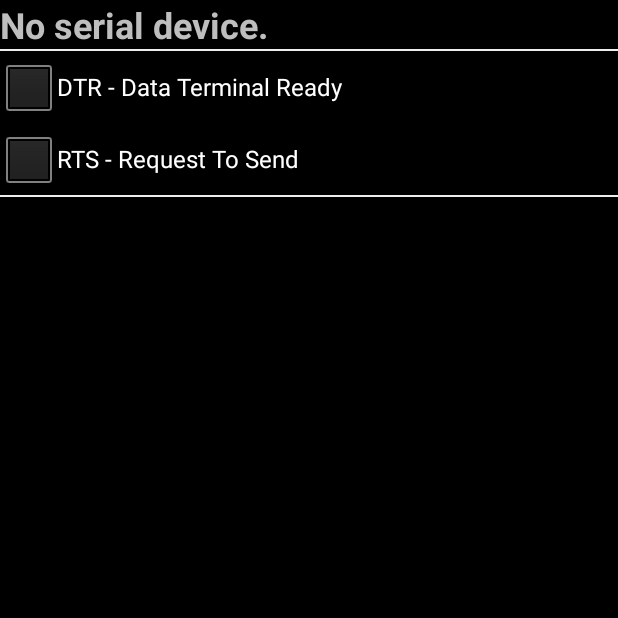
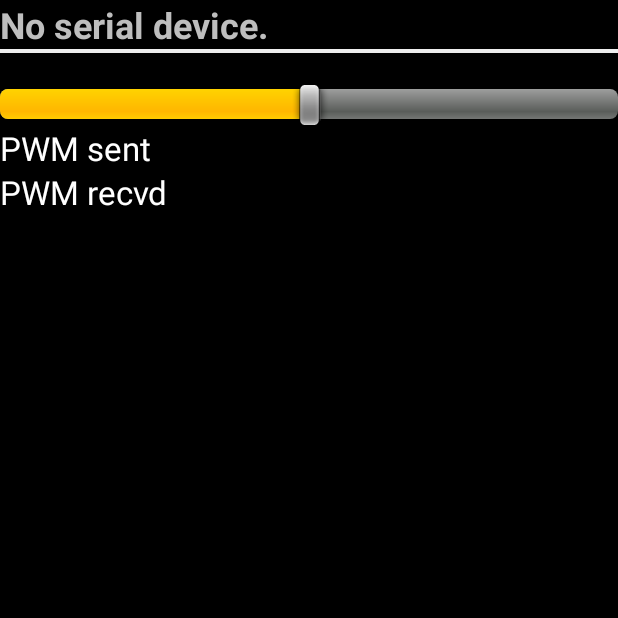
Before and after one commit to caygen/ME433, an Android app: the SerialConsoleActivity screen opened directly, with no data from a screen before it, on a phone screen of 412 x 824 dp, the top half of it. Run offline under Robolectric (Android 15) with nearby library versions, the phone set to English and light mode, and no system bars.

Commit message:
hws cont'd

```diff
--- a/hw13/usb-serial-for-android-master/usbSerialExamples/build.gradle
+++ b/hw13/usb-serial-for-android-master/usbSerialExamples/build.gradle
@@ -1,12 +1,12 @@
 apply plugin: 'com.android.application'
 
 android {
-    compileSdkVersion 19
-    buildToolsVersion "19.1"
+    compileSdkVersion 22
+    buildToolsVersion "22.0.1"
 
     defaultConfig {
         minSdkVersion 14
-        targetSdkVersion 19
+        targetSdkVersion 22
 
         testApplicationId "com.hoho.android.usbserial.examples1"
         testInstrumentationRunner "android.test.InstrumentationTestRunner"
--- a/hw13/usb-serial-for-android-master/usbSerialExamples/src/main/java/src/com/hoho/android/usbserial/examples/SerialConsoleActivity.java
+++ b/hw13/usb-serial-for-android-master/usbSerialExamples/src/main/java/src/com/hoho/android/usbserial/examples/SerialConsoleActivity.java
@@ -28,9 +28,11 @@ import android.hardware.usb.UsbDeviceConnection;
 import android.hardware.usb.UsbManager;
 import android.os.Bundle;
 import android.util.Log;
+import android.view.WindowManager;
 import android.widget.CheckBox;
 import android.widget.CompoundButton;
 import android.widget.ScrollView;
+import android.widget.SeekBar;
 import android.widget.TextView;
 
 import com.hoho.android.usbserial.driver.UsbSerialPort;
@@ -66,8 +68,12 @@ public class SerialConsoleActivity extends Activity {
     private TextView mTitleTextView;
     private TextView mDumpTextView;
     private ScrollView mScrollView;
-    private CheckBox chkDTR;
-    private CheckBox chkRTS;
+//    private CheckBox chkDTR;
+//    private CheckBox chkRTS;
+
+    private TextView myTextViewPWMout;
+    private TextView myTextViewPWMin;
+    private SeekBar myControlPWM;
 
     private final ExecutorService mExecutor = Executors.newSingleThreadExecutor();
 
@@ -96,29 +102,38 @@ public class SerialConsoleActivity extends Activity {
     public void onCreate(Bundle savedInstanceState) {
         super.onCreate(savedInstanceState);
         setContentView(R.layout.serial_console);
+        getWindow().addFlags(WindowManager.LayoutParams.FLAG_KEEP_SCREEN_ON);
         mTitleTextView = (TextView) findViewById(R.id.demoTitle);
         mDumpTextView = (TextView) findViewById(R.id.consoleText);
         mScrollView = (ScrollView) findViewById(R.id.demoScroller);
-        chkDTR = (CheckBox) findViewById(R.id.checkBoxDTR);
-        chkRTS = (CheckBox) findViewById(R.id.checkBoxRTS);
 
-        chkDTR.setOnCheckedChangeListener(new CompoundButton.OnCheckedChangeListener() {
-            @Override
-            public void onCheckedChanged(CompoundButton buttonView, boolean isChecked) {
-                try {
-                    sPort.setDTR(isChecked);
-                }catch (IOException x){}
-            }
-        });
+//        chkDTR = (CheckBox) findViewById(R.id.checkBoxDTR);
+//        chkRTS = (CheckBox) findViewById(R.id.checkBoxRTS);
 
-        chkRTS.setOnCheckedChangeListener(new CompoundButton.OnCheckedChangeListener() {
-            @Override
-            public void onCheckedChanged(CompoundButton buttonView, boolean isChecked) {
-                try {
-                    sPort.setRTS(isChecked);
-                }catch (IOException x){}
-            }
-        });
+//        chkDTR.setOnCheckedChangeListener(new CompoundButton.OnCheckedChangeListener() {
+//            @Override
+//            public void onCheckedChanged(CompoundButton buttonView, boolean isChecked) {
+//                try {
+//                    sPort.setDTR(isChecked);
+//                }catch (IOException x){}
+//            }
+//        });
+
+//        chkRTS.setOnCheckedChangeListener(new CompoundButton.OnCheckedChangeListener() {
+//            @Override
+//            public void onCheckedChanged(CompoundButton buttonView, boolean isChecked) {
+//                try {
+//                    sPort.setRTS(isChecked);
+//                }catch (IOException x){}
+//            }
+//        });
+
+        myControlPWM = (SeekBar) findViewById(R.id.seekPWM);
+        myTextViewPWMout = (TextView) findViewById(R.id.textViewPWMout);
+        myTextViewPWMout.setText("PWM sent");
+        myTextViewPWMin = (TextView) findViewById(R.id.textViewPWMin);
+        myTextViewPWMin.setText("PWM recvd");
+        setMyControlListenerPWM();
 
     }
 
@@ -170,6 +185,13 @@ public class SerialConsoleActivity extends Activity {
                 showStatus(mDumpTextView, "RI  - Ring Indicator", sPort.getRI());
                 showStatus(mDumpTextView, "RTS - Request To Send", sPort.getRTS());
 
+                int i = myControlPWM.getProgress();
+                String sendString = String.valueOf(i) + '\n';
+                try {
+                    sPort.write(sendString.getBytes(),10); // 10 is the timeout
+                }
+                catch (IOException e) {}
+
             } catch (IOException e) {
                 Log.e(TAG, "Error setting up device: " + e.getMessage(), e);
                 mTitleTextView.setText("Error opening device: " + e.getMessage());
@@ -210,8 +232,16 @@ public class SerialConsoleActivity extends Activity {
     private void updateReceivedData(byte[] data) {
         final String message = "Read " + data.length + " bytes: \n"
                 + HexDump.dumpHexString(data) + "\n\n";
-        mDumpTextView.append(message);
-        mScrollView.smoothScrollTo(0, mDumpTextView.getBottom());
+//        mDumpTextView.append(message);
+//        mScrollView.smoothScrollTo(0, mDumpTextView.getBottom());
+        int i = myControlPWM.getProgress();
+        String sendString = String.valueOf(i) + "\n";
+        try {
+            sPort.write(sendString.getBytes(),10); // 10 is the timeout
+            myTextViewPWMin.setText("PWM recvd: " + message);
+        }
+        catch (IOException e) {}
+
     }
 
     /**
@@ -226,5 +256,22 @@ public class SerialConsoleActivity extends Activity {
         intent.addFlags(Intent.FLAG_ACTIVITY_SINGLE_TOP | Intent.FLAG_ACTIVITY_NO_HISTORY);
         context.startActivity(intent);
     }
+    private void setMyControlListenerPWM() {
+        myControlPWM.setOnSeekBarChangeListener(new SeekBar.OnSeekBarChangeListener() {
+            int progressChanged = 50;
+            @Override
+            public void onProgressChanged(SeekBar seekBar, int progress, boolean fromUser) {
+                progressChanged = progress;
+                myTextViewPWMout.setText("PWM set: "+progress);
+            }
+            @Override
+            public void onStartTrackingTouch(SeekBar seekBar) {
+            }
+            @Override
+            public void onStopTrackingTouch(SeekBar seekBar) {
+
+            }
+        });
+    }
 
 }
--- a/hw13/usb-serial-for-android-master/usbSerialExamples/src/main/res/layout/serial_console.xml
+++ b/hw13/usb-serial-for-android-master/usbSerialExamples/src/main/res/layout/serial_console.xml
@@ -18,18 +18,6 @@
         android:layout_height="1dip"
         android:background="#eeeeee" />
 
-    <CheckBox
-        android:layout_width="wrap_content"
-        android:layout_height="wrap_content"
-        android:text="@string/textBtnDTR"
-        android:id="@+id/checkBoxDTR" />
-
-
-    <CheckBox
-        android:layout_width="wrap_content"
-        android:layout_height="wrap_content"
-        android:text="@string/textBtnRTS"
-        android:id="@+id/checkBoxRTS" />
 
     <View
         android:id="@+id/separator2"
@@ -51,4 +39,30 @@
             android:layout_height="wrap_content"
             android:typeface="monospace" />
     </ScrollView>
+
+    <SeekBar
+        android:layout_width="match_parent"
+        android:layout_height="wrap_content"
+        android:id="@+id/seekPWM"
+        android:layout_gravity="center_horizontal"
+        android:max="100"
+        android:progress="50"
+        android:indeterminate="false" />
+
+    <TextView
+        android:layout_width="wrap_content"
+        android:layout_height="wrap_content"
+        android:textAppearance="?android:attr/textAppearanceLarge"
+        android:text="Large Text"
+        android:id="@+id/textViewPWMout" />
+
+    <TextView
+        android:layout_width="wrap_content"
+        android:layout_height="wrap_content"
+        android:textAppearance="?android:attr/textAppearanceLarge"
+        android:text="Large Text"
+        android:id="@+id/textViewPWMin"
+        android:layout_row="0"
+        android:layout_column="3" />
+
 </LinearLayout>
--- a/hw13/usb-serial-for-android-master/usbSerialExamples/src/main/res/xml/device_filter.xml
+++ b/hw13/usb-serial-for-android-master/usbSerialExamples/src/main/res/xml/device_filter.xml
@@ -20,4 +20,7 @@
 
     <!-- 0x1a86 / 0x7523: Qinheng CH340 -->
     <usb-device vendor-id="6790" product-id="29987" />
+
+    <!-- 0x04D8 / 0x000A: PIC32 Microchip CDC Example -->
+    <usb-device vendor-id="1240" product-id="10" />
 </resources>
```
Also changed, not shown: hw13/usb-serial-for-android-master/usbSerialExamples/src/main/java/src/com/hoho/android/usbserial/examples/DeviceListActivity.java (+8 -1 lines), 6 other files.
